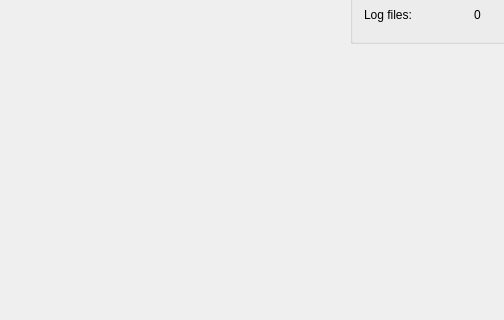
Qt form diagnostic/ui/mainwindow.ui (klonage/snowcookie) before a commit; both pictures show x 0 to 504 and y 144 to 464 of the 612 by 464 pixel window.
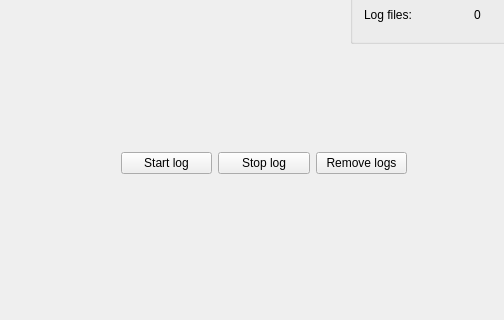
The same form after that commit.

Commit message: log manager, start/stop/clear log implementation

The edit to the form file:
```diff
--- a/diagnostic/ui/mainwindow.ui
+++ b/diagnostic/ui/mainwindow.ui
@@ -115,6 +115,39 @@
      </item>
     </layout>
    </widget>
+   <widget class="QWidget" name="horizontalLayoutWidget">
+    <property name="geometry">
+     <rect>
+      <x>110</x>
+      <y>250</y>
+      <width>308</width>
+      <height>80</height>
+     </rect>
+    </property>
+    <layout class="QHBoxLayout" name="horizontalLayout">
+     <item>
+      <widget class="QPushButton" name="startLogPushButton">
+       <property name="text">
+        <string>Start log</string>
+       </property>
+      </widget>
+     </item>
+     <item>
+      <widget class="QPushButton" name="stopLogPushButton">
+       <property name="text">
+        <string>Stop log</string>
+       </property>
+      </widget>
+     </item>
+     <item>
+      <widget class="QPushButton" name="clearLogPushButton">
+       <property name="text">
+        <string>Remove logs</string>
+       </property>
+      </widget>
+     </item>
+    </layout>
+   </widget>
   </widget>
   <widget class="QMenuBar" name="menuBar">
    <property name="geometry">
```
The commit also changes 16 other files.
